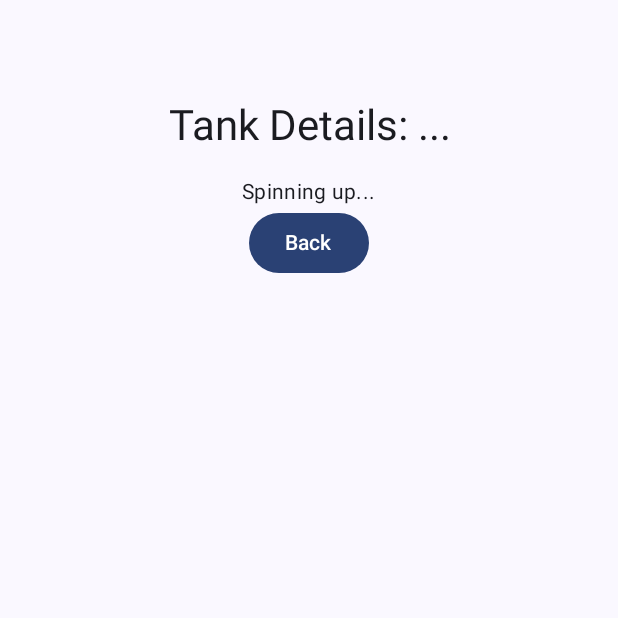
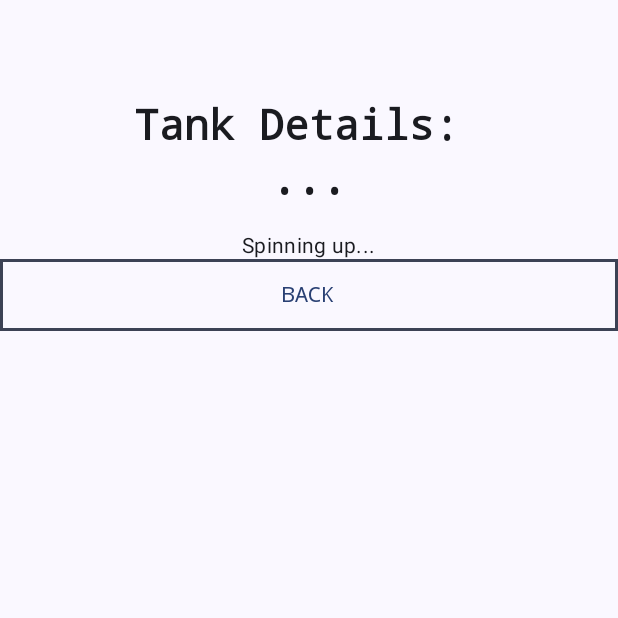
Before and after one commit to hayden-cole/tank.ly, an Android app built with Jetpack Compose: the composable TankDetailScreen called with empty values, on a phone screen of 412 x 824 dp, the top half of it. Run offline under Robolectric (Android 15) with nearby library versions, the phone set to English and light mode, and no system bars; our stand-ins replace Dagger/Hilt's generated code, livedata-compose; pictures from the network do not load; 2 statements that could not run were skipped.

Commit message:
implement async image loading with coil, improve detail screen (#6)

```diff
--- a/app/build.gradle.kts
+++ b/app/build.gradle.kts
@@ -75,6 +75,8 @@ dependencies {
     implementation("com.squareup.moshi:moshi:1.12.0")
     implementation("com.squareup.moshi:moshi-kotlin:1.12.0")
     implementation("com.squareup.retrofit2:converter-moshi:2.9.0")
+    implementation("io.coil-kt.coil3:coil-compose:3.1.0")
+    implementation("io.coil-kt.coil3:coil-network-okhttp:3.1.0")
     kapt("com.google.dagger:hilt-android-compiler:2.51.1")
 }
 
--- a/app/src/main/java/com/demo/tankly/data/model/Tank.kt
+++ b/app/src/main/java/com/demo/tankly/data/model/Tank.kt
@@ -9,4 +9,6 @@ data class Tank(
     val country: String,
     @Json(name = "year_mfg")
     val yearManufactured: Int,
+    @Json(name = "image_url")
+    val imageUrl: String
 )
--- a/app/src/main/java/com/demo/tankly/di/NetworkModule.kt
+++ b/app/src/main/java/com/demo/tankly/di/NetworkModule.kt
@@ -29,7 +29,6 @@ object NetworkModule {
     @Singleton
     fun provideRetrofit(moshi: Moshi): Retrofit {
         return Retrofit.Builder()
-            // The Android emulator's loopback address to the host machine.
             .baseUrl("http://10.0.2.2:5000")
             .addConverterFactory(MoshiConverterFactory.create(moshi))
             .build()
--- a/app/src/main/java/com/demo/tankly/ui/tankdetail/TankDetailScreen.kt
+++ b/app/src/main/java/com/demo/tankly/ui/tankdetail/TankDetailScreen.kt
@@ -7,8 +7,10 @@ import androidx.compose.foundation.layout.Column
 import androidx.compose.foundation.layout.Row
 import androidx.compose.foundation.layout.fillMaxSize
 import androidx.compose.foundation.layout.fillMaxWidth
+import androidx.compose.foundation.layout.height
 import androidx.compose.foundation.layout.padding
 import androidx.compose.material3.Button
+import androidx.compose.material3.ButtonDefaults
 import androidx.compose.material3.MaterialTheme
 import androidx.compose.material3.Scaffold
 import androidx.compose.material3.Text
@@ -17,11 +19,14 @@ import androidx.compose.runtime.LaunchedEffect
 import androidx.compose.runtime.livedata.observeAsState
 import androidx.compose.ui.Alignment
 import androidx.compose.ui.Modifier
+import androidx.compose.ui.graphics.Color
+import androidx.compose.ui.text.font.FontFamily
 import androidx.compose.ui.text.font.FontWeight
 import androidx.compose.ui.text.style.TextAlign
 import androidx.compose.ui.unit.dp
 import androidx.lifecycle.viewmodel.compose.viewModel
 import androidx.navigation.NavController
+import coil3.compose.AsyncImage
 
 @Composable
 fun TankDetailScreen(
@@ -39,8 +44,10 @@ fun TankDetailScreen(
         topBar = {
             Text (
                 // TODO would be nice to make this smoother
-                text = "Tank Details: ${tank?.name ?: "..."}",
+                text = "Tank Details: \n${tank?.name ?: "..."}",
                 style = MaterialTheme.typography.headlineMedium,
+                fontFamily = FontFamily.Monospace,
+                fontWeight = FontWeight.Bold,
                 modifier = Modifier
                     .padding(16.dp)
                     .padding(top = 50.dp)
@@ -60,17 +67,39 @@ fun TankDetailScreen(
             if (tank == null) {
                 Text("Spinning up...", style = MaterialTheme.typography.bodyMedium)
             } else {
+                AsyncImage(
+                    model = tank.imageUrl,
+                    contentDescription = "A picture of the ${tank.name} tank.",
+                    modifier = Modifier
+                        .fillMaxWidth()
+                        .padding(16.dp)
+                        .height(250.dp)
+                )
                 tank.let {
-                    Column(modifier = Modifier.fillMaxWidth()) {
-                        DetailRow(label = "Tank Name", value = it.name)
+                    Column(modifier = Modifier.fillMaxWidth().padding(bottom = 10.dp)) {
+                        DetailRow(label = "Name", value = it.name)
                         DetailRow(label = "Country of Origin", value = it.country)
                         DetailRow(label = "Year Manufactured", value = it.yearManufactured.toString())
                         DetailRow(label = "Type", value = it.type)
                     }
                 }
             }
-            Button(onClick = { navController.popBackStack() }) {
-                Text("Back")
+            Button(
+                onClick = { navController.popBackStack() },
+                modifier = Modifier
+                    .fillMaxWidth()
+                    .height(45.dp)
+                    .border(2.dp, MaterialTheme.colorScheme.secondary),
+                colors = ButtonDefaults.buttonColors(
+                    containerColor = Color.Transparent,
+                    contentColor = MaterialTheme.colorScheme.secondary
+                )
+            ) {
+                Text(
+                    text = "BACK",
+                    fontFamily = FontFamily.Monospace,
+                    color = MaterialTheme.colorScheme.primary
+                )
             }
         }
     }
@@ -91,11 +120,13 @@ fun DetailRow(label: String, value: String) {
         Text(
             text = label,
             style = MaterialTheme.typography.bodyLarge.copy(fontWeight = FontWeight.Bold),
+            fontFamily = FontFamily.Monospace,
             modifier = Modifier.weight(1f)
         )
         Text(
             text = value,
             style = MaterialTheme.typography.bodyMedium,
+            fontFamily = FontFamily.Monospace,
             modifier = Modifier.weight(1f),
             color = MaterialTheme.colorScheme.onSurface
         )
--- a/app/src/main/java/com/demo/tankly/ui/tanklist/TankListScreen.kt
+++ b/app/src/main/java/com/demo/tankly/ui/tanklist/TankListScreen.kt
@@ -38,6 +38,7 @@ import androidx.compose.ui.graphics.RectangleShape
 import androidx.compose.ui.platform.LocalContext
 import androidx.compose.ui.text.TextStyle
 import androidx.compose.ui.text.font.FontFamily
+import androidx.compose.ui.text.font.FontWeight
 import androidx.compose.ui.unit.dp
 import androidx.compose.ui.unit.sp
 import androidx.lifecycle.viewmodel.compose.viewModel
@@ -87,8 +88,8 @@ fun TankItem(
                     .fillMaxHeight(),
                 horizontalAlignment = Alignment.Start
             ) {
-                Text(text = tank.name, style = MaterialTheme.typography.headlineMedium)
-                Text(text = tank.country, style = MaterialTheme.typography.titleMedium)
+                Text(text = tank.name, style = MaterialTheme.typography.headlineMedium, fontWeight = FontWeight.Bold, fontFamily = FontFamily.Monospace)
+                Text(text = tank.country, style = MaterialTheme.typography.titleMedium, fontFamily = FontFamily.Monospace)
             }
 
             Spacer(modifier = Modifier
```
